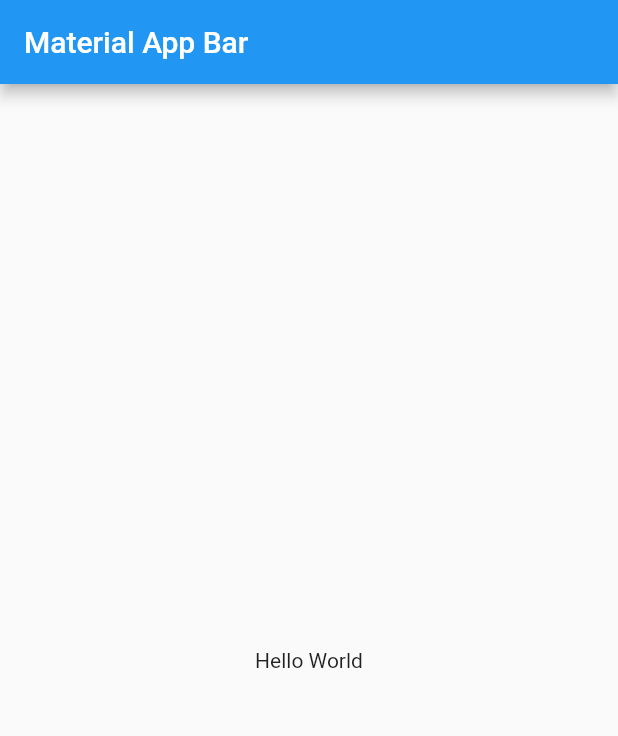
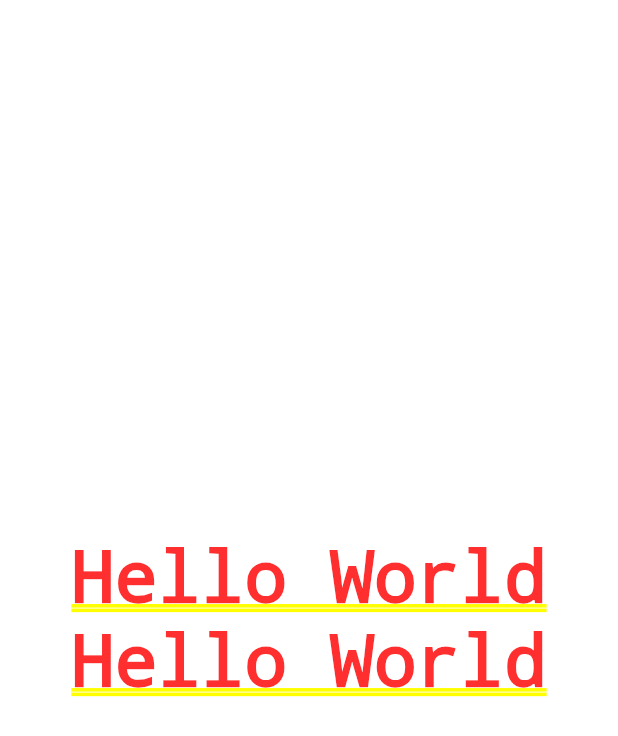
Before and after one commit to DivadRod/flutter-designs, a Flutter app: the screen it shows after launch, on a phone screen of 412 x 824 dp. Shown: the top 736 px of the screen. Run offline on Flutter 3.47's test engine with Material 2 defaults, Android fonts, the phone set to English and light mode, and no system bars.

Commit message:
Design basados en widgets en lugar de metodos

```diff
--- a/lib/main.dart
+++ b/lib/main.dart
@@ -10,14 +10,14 @@ class MyApp extends StatelessWidget {
     return MaterialApp(
       title: 'Material App',
       debugShowCheckedModeBanner: false,
-      home: Scaffold(
-        appBar: AppBar(
-          title: const Text('Material App Bar'),
-        ),
-        body: const Center(
-          child: Text('Hello World'),
-        ),
-      ),
+      home: _buildColumn(),
     );
   }
+
+  Column _buildColumn() {
+    return const Column(mainAxisAlignment: MainAxisAlignment.center, children: [
+      Text('Hello World'),
+      Text('Hello World'),
+    ]);
+  }
 }
```
